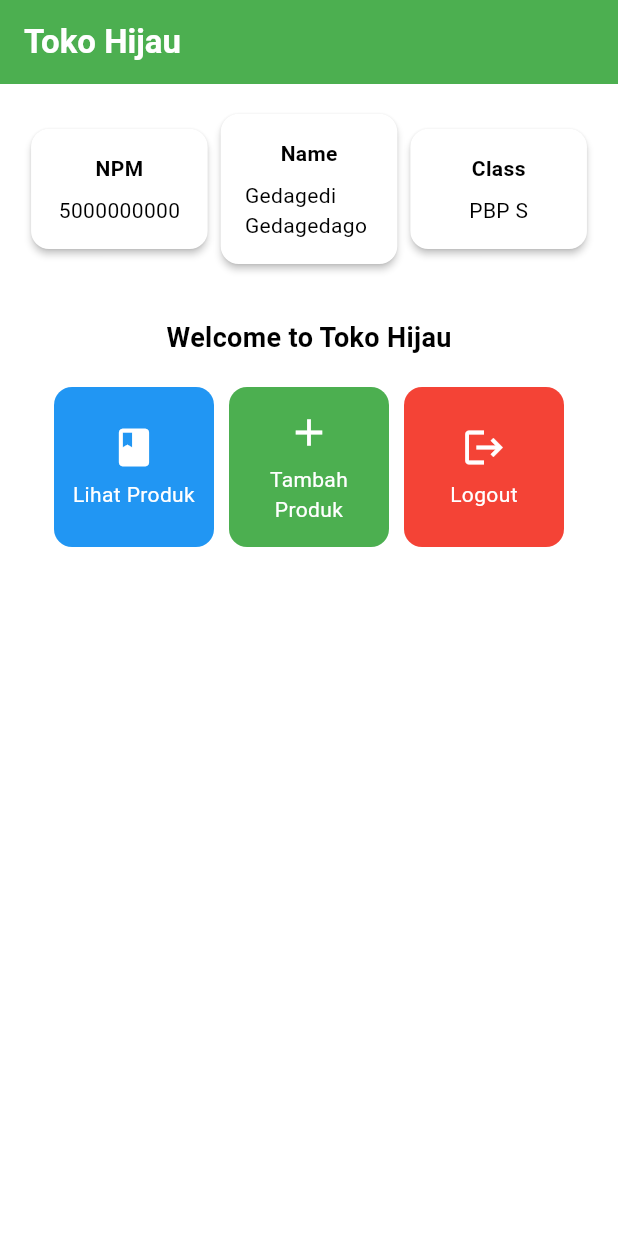
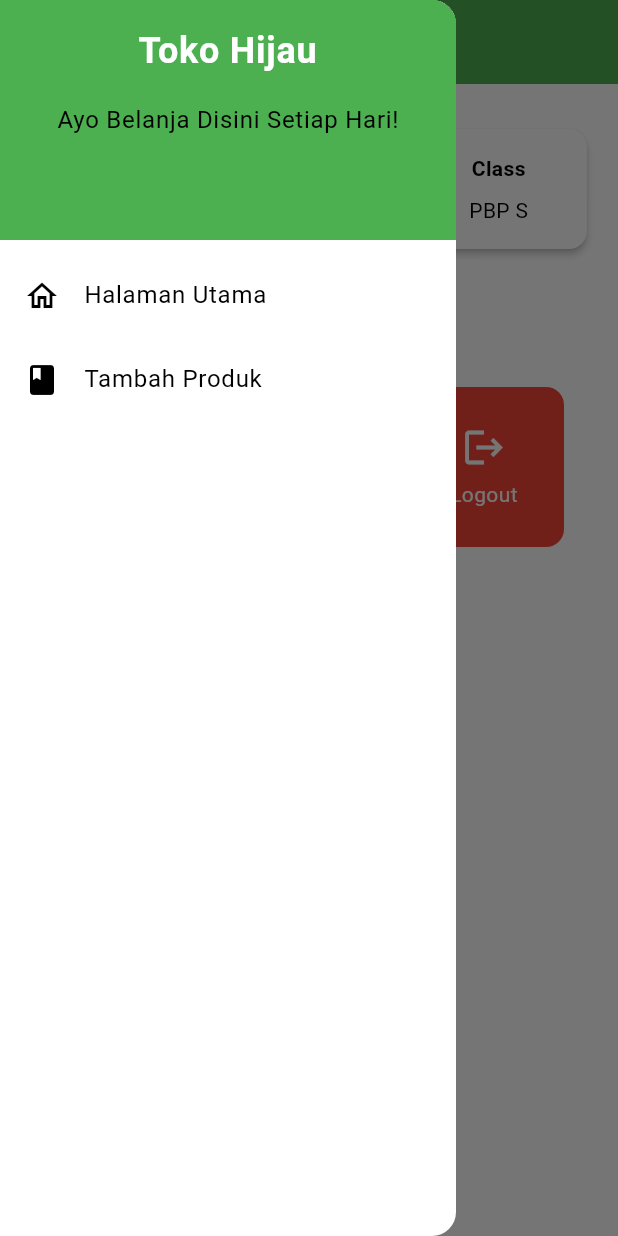
Before and after one commit to rafaelsitorus/Tugas-PBP-Mobile, a Flutter app: the screen it shows after launch, with the side drawer open (before the commit the screen has no drawer), on a phone screen of 412 x 824 dp. Run offline on Flutter 3.47's test engine with Material 3 defaults, Android fonts, the phone set to English and light mode, and no system bars.

Commit message:
commit 2

```diff
--- a/lib/main.dart
+++ b/lib/main.dart
@@ -1,5 +1,5 @@
 import 'package:flutter/material.dart';
-import 'package:tokohijau/menu.dart';
+import 'package:tokohijau/screens/menu.dart';
 
 
 
--- a/lib/menu.dart
+++ b/lib/screens/menu.dart
@@ -1,4 +1,5 @@
 import 'package:flutter/material.dart';
+import 'package:tokohijau/widgets/left_drawer.dart';
 
 class MyHomePage extends StatelessWidget {
   final String npm = '5000000000'; // NPM
@@ -29,7 +30,9 @@
         ),
         // Warna latar belakang AppBar diambil dari skema warna tema aplikasi.
         backgroundColor: Colors.green,
+        iconTheme: const IconThemeData(color: Colors.white),
       ),
+      drawer: const LeftDrawer(),
       // Body halaman dengan padding di sekelilingnya.
       body: Padding(
         padding: const EdgeInsets.all(16.0),
@@ -125,6 +128,9 @@
             ..showSnackBar(
               SnackBar(content: Text("Kamu telah menekan tombol ${item.name}!"))
             );
+          if (item.name == "Tambah Produk") {
+            // TODO: Gunakan Navigator.push untuk melakukan navigasi ke MaterialPageRoute yang mencakup MoodEntryFormPage.
+          }
         },
         // Container untuk menyimpan Icon dan Text
         child: Container(
--- /dev/null
+++ b/lib/widgets/left_drawer.dart
@@ -0,0 +1,66 @@
+import 'package:flutter/material.dart';
+import 'package:tokohijau/screens/menu.dart';
+import 'package:tokohijau/screens/moodentry_form.dart';
+
+class LeftDrawer extends StatelessWidget {
+  const LeftDrawer({super.key});
+
+  @override
+  Widget build(BuildContext context) {
+    return Drawer(
+      child: ListView(
+        children: [
+          DrawerHeader(
+            // TODO: Bagian drawer header
+            decoration: BoxDecoration(
+              color: Colors.green,
+            ),
+            child: const Column(
+              children: [
+                Text(
+                  'Toko Hijau',
+                  textAlign: TextAlign.center,
+                  style: TextStyle(
+                    fontSize: 24,
+                    fontWeight: FontWeight.bold,
+                    color: Colors.white,
+                  ),
+                ),
+                Padding(padding: EdgeInsets.all(8)),
+                Text(
+                  "Ayo Belanja Disini Setiap Hari!",
+                  // TODO: Tambahkan gaya teks dengan center alignment, font ukuran 15, warna putih, dan weight biasa
+                ),
+              ],
+            ),
+          ),
+            // TODO: Bagian routing
+            ListTile(
+              leading: const Icon(Icons.home_outlined),
+              title: const Text('Halaman Utama'),
+              // Bagian redirection ke MyHomePage
+              onTap: () {
+                Navigator.pushReplacement(
+                    context,
+                    MaterialPageRoute(
+                      builder: (context) => MyHomePage(),
+                    ));
+              },
+            ),
+            ListTile(
+              leading: const Icon(Icons.book),
+              title: const Text('Tambah Produk'),
+              // Bagian redirection ke MoodEntryFormPage
+              onTap: () {
+                Navigator.pushReplacement(
+                    context,
+                    MaterialPageRoute(
+                      builder: (context) => MoodEntryFormPage(),
+                    ));
+              },
+            ),
+        ],
+      ),
+    );
+  }
+}
```
Also changed, not shown: lib/screens/moodentry_form.dart (added, +163 -0 lines), lib/widgets/mood_card.dart (added).
